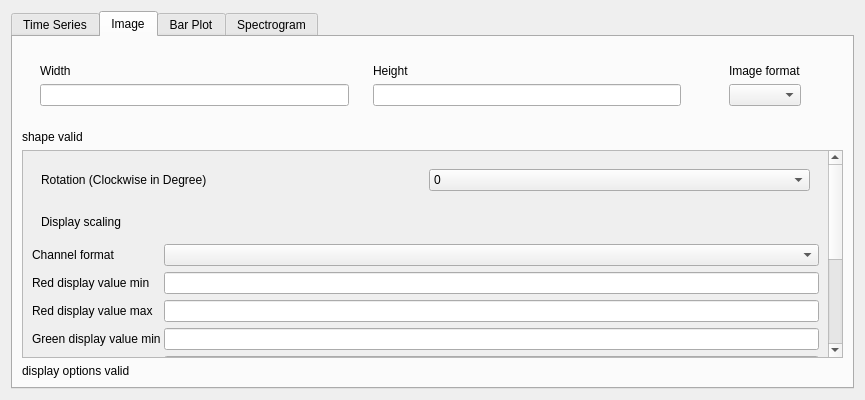
Before: the Qt Designer form physiolabxr/_ui/OptionsWindowPlotFormatWidget.ui in PhysioLabXR/PhysioLabXR-Community, drawn with Qt 5.
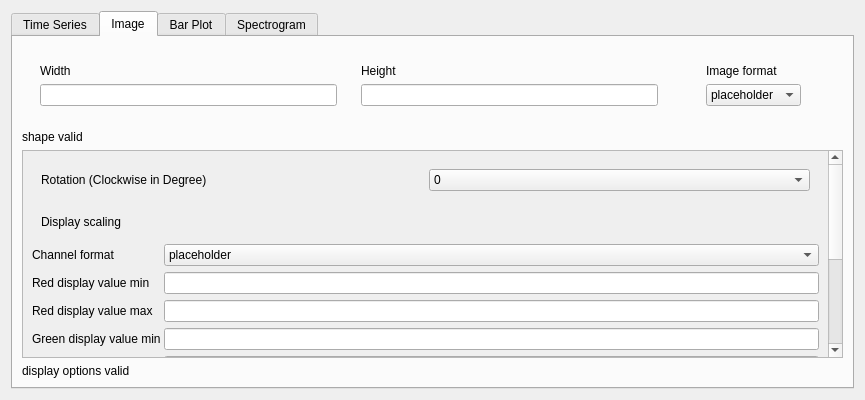
After: the same form once the commit is applied. The open tabs and pages were chosen to show the change.

Commit message: add none type check in camera image read; not use format keyword in listcomp in OptionsWindowPlotFormatWidget.py; add placeholder item to plot options window to avoid NSRangeException on Mac; add exception bypass for process frames

```diff
--- a/physiolabxr/_ui/OptionsWindowPlotFormatWidget.ui
+++ b/physiolabxr/_ui/OptionsWindowPlotFormatWidget.ui
@@ -113,7 +113,13 @@
               </widget>
              </item>
              <item>
-              <widget class="QComboBox" name="imageFormatComboBox"/>
+              <widget class="QComboBox" name="imageFormatComboBox">
+               <item>
+                <property name="text">
+                 <string>placeholder</string>
+                </property>
+               </item>
+              </widget>
              </item>
             </layout>
            </widget>
@@ -149,8 +155,8 @@
            <rect>
             <x>0</x>
             <y>0</y>
-            <width>825</width>
-            <height>336</height>
+            <width>793</width>
+            <height>458</height>
            </rect>
           </property>
           <layout class="QVBoxLayout" name="verticalLayout_13">
@@ -305,7 +311,13 @@
                   </widget>
                  </item>
                  <item row="0" column="1">
-                  <widget class="QComboBox" name="channelFormatCombobox"/>
+                  <widget class="QComboBox" name="channelFormatCombobox">
+                   <item>
+                    <property name="text">
+                     <string>placeholder</string>
+                    </property>
+                   </item>
+                  </widget>
                  </item>
                 </layout>
                </widget>
```
Left out of the diff: 10 changed lines with no effect on the pictures. The commit also changes 5 other files.
